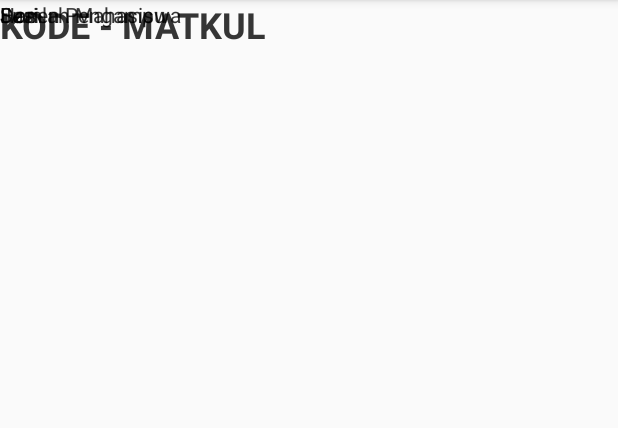
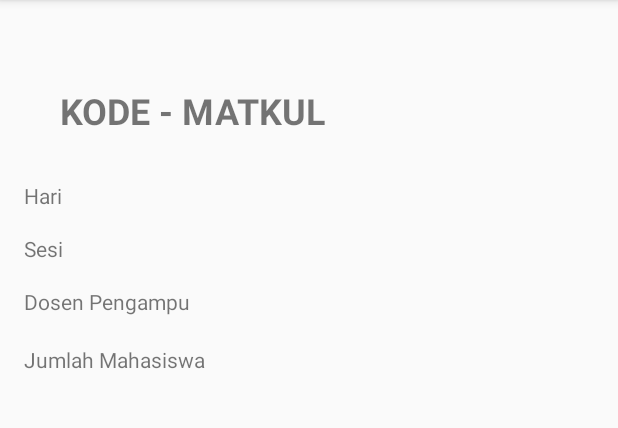
Before and after one commit to DanielSNugraha/PrototypeProgmob, an Android app: the LihatDataKelas screen opened directly, with no data from a screen before it, on a phone screen of 412 x 824 dp, the part 84-512 px from its top. Run offline under Robolectric (Android 15) with nearby library versions, the light colour scheme and no system bars.

Commit message:
Ujian Progmob ya

```diff
--- a/app/src/main/res/layout/activity_lihat_data_kelas.xml
+++ b/app/src/main/res/layout/activity_lihat_data_kelas.xml
@@ -10,83 +10,62 @@
         android:id="@+id/textView13"
         android:layout_width="wrap_content"
         android:layout_height="wrap_content"
+        android:layout_marginStart="40dp"
         android:text="KODE - MATKUL"
         android:textSize="24sp"
         android:textStyle="bold"
-        tools:layout_editor_absoluteX="24dp"
-        tools:layout_editor_absoluteY="75dp" />
-
-    <TextView
-        android:id="@+id/textView24"
-        android:layout_width="wrap_content"
-        android:layout_height="wrap_content"
-        android:text="KODE - MATKUL"
-        android:textSize="24sp"
-        android:textStyle="bold"
-        tools:layout_editor_absoluteX="24dp"
-        tools:layout_editor_absoluteY="274dp" />
+        app:layout_constraintBottom_toBottomOf="parent"
+        app:layout_constraintEnd_toEndOf="parent"
+        app:layout_constraintHorizontal_bias="0.0"
+        app:layout_constraintStart_toStartOf="parent"
+        app:layout_constraintTop_toTopOf="parent"
+        app:layout_constraintVertical_bias="0.078" />
 
     <TextView
         android:id="@+id/textView20"
         android:layout_width="wrap_content"
         android:layout_height="wrap_content"
         android:text="Hari"
-        tools:layout_editor_absoluteX="24dp"
-        tools:layout_editor_absoluteY="118dp" />
-
-    <TextView
-        android:id="@+id/textView25"
-        android:layout_width="wrap_content"
-        android:layout_height="wrap_content"
-        android:text="Hari"
-        tools:layout_editor_absoluteX="24dp"
-        tools:layout_editor_absoluteY="324dp" />
+        app:layout_constraintBottom_toBottomOf="parent"
+        app:layout_constraintEnd_toEndOf="parent"
+        app:layout_constraintHorizontal_bias="0.041"
+        app:layout_constraintStart_toStartOf="parent"
+        app:layout_constraintTop_toBottomOf="@+id/textView13"
+        app:layout_constraintVertical_bias="0.047" />
 
     <TextView
         android:id="@+id/textView21"
         android:layout_width="wrap_content"
         android:layout_height="wrap_content"
+        android:layout_marginTop="16dp"
         android:text="Sesi"
-        tools:layout_editor_absoluteX="24dp"
-        tools:layout_editor_absoluteY="145dp" />
-
-    <TextView
-        android:id="@+id/textView26"
-        android:layout_width="wrap_content"
-        android:layout_height="wrap_content"
-        android:text="Sesi"
-        tools:layout_editor_absoluteX="24dp"
-        tools:layout_editor_absoluteY="356dp" />
+        app:layout_constraintEnd_toEndOf="parent"
+        app:layout_constraintHorizontal_bias="0.041"
+        app:layout_constraintStart_toStartOf="parent"
+        app:layout_constraintTop_toBottomOf="@+id/textView20" />
 
     <TextView
         android:id="@+id/textView22"
         android:layout_width="wrap_content"
         android:layout_height="wrap_content"
+        android:layout_marginTop="16dp"
         android:text="Dosen Pengampu"
-        tools:layout_editor_absoluteX="24dp"
-        tools:layout_editor_absoluteY="175dp" />
-
-    <TextView
-        android:id="@+id/textView27"
-        android:layout_width="wrap_content"
-        android:layout_height="wrap_content"
-        android:text="Dosen Pengampu"
-        tools:layout_editor_absoluteX="24dp"
-        tools:layout_editor_absoluteY="389dp" />
+        app:layout_constraintEnd_toEndOf="parent"
+        app:layout_constraintHorizontal_bias="0.053"
+        app:layout_constraintStart_toStartOf="parent"
+        app:layout_constraintTop_toBottomOf="@+id/textView21" />
 
     <TextView
         android:id="@+id/textView23"
         android:layout_width="wrap_content"
         android:layout_height="wrap_content"
+        android:layout_marginTop="12dp"
         android:text="Jumlah Mahasiswa"
-        tools:layout_editor_absoluteX="24dp"
-        tools:layout_editor_absoluteY="203dp" />
+        app:layout_constraintBottom_toBottomOf="parent"
+        app:layout_constraintEnd_toEndOf="parent"
+        app:layout_constraintHorizontal_bias="0.055"
+        app:layout_constraintStart_toStartOf="parent"
+        app:layout_constraintTop_toBottomOf="@+id/textView22"
+        app:layout_constraintVertical_bias="0.014" />
 
-    <TextView
-        android:id="@+id/textView28"
-        android:layout_width="wrap_content"
-        android:layout_height="wrap_content"
-        android:text="Jumlah Mahasiswa"
-        tools:layout_editor_absoluteX="24dp"
-        tools:layout_editor_absoluteY="421dp" />
 </androidx.constraintlayout.widget.ConstraintLayout>
```
